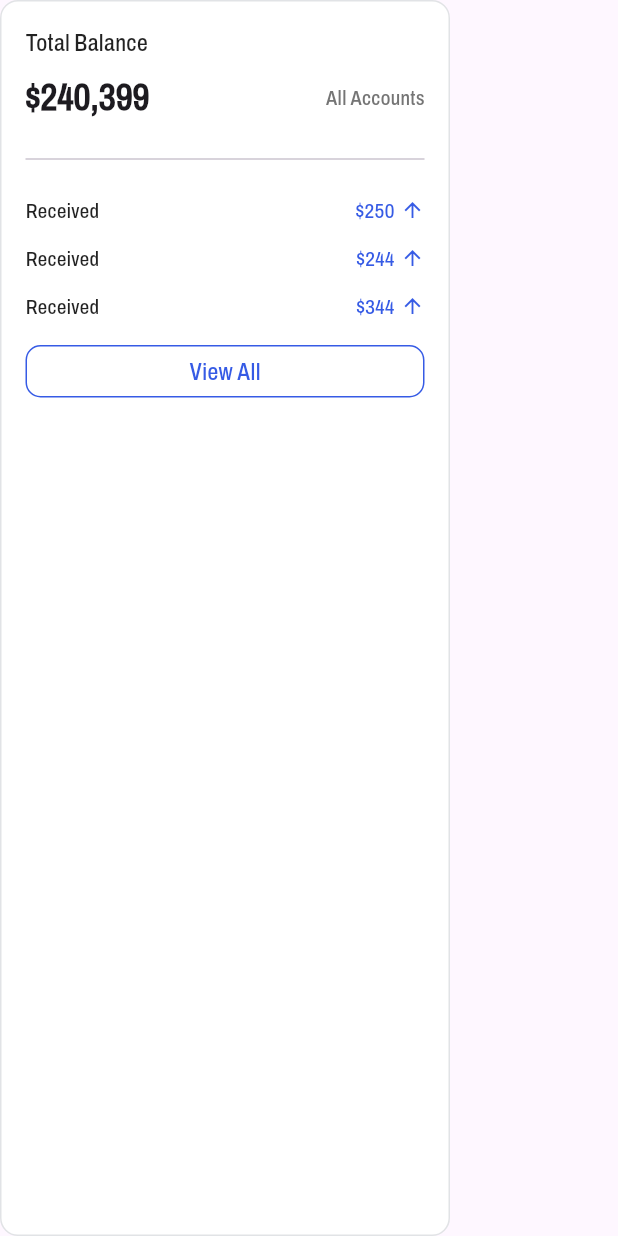
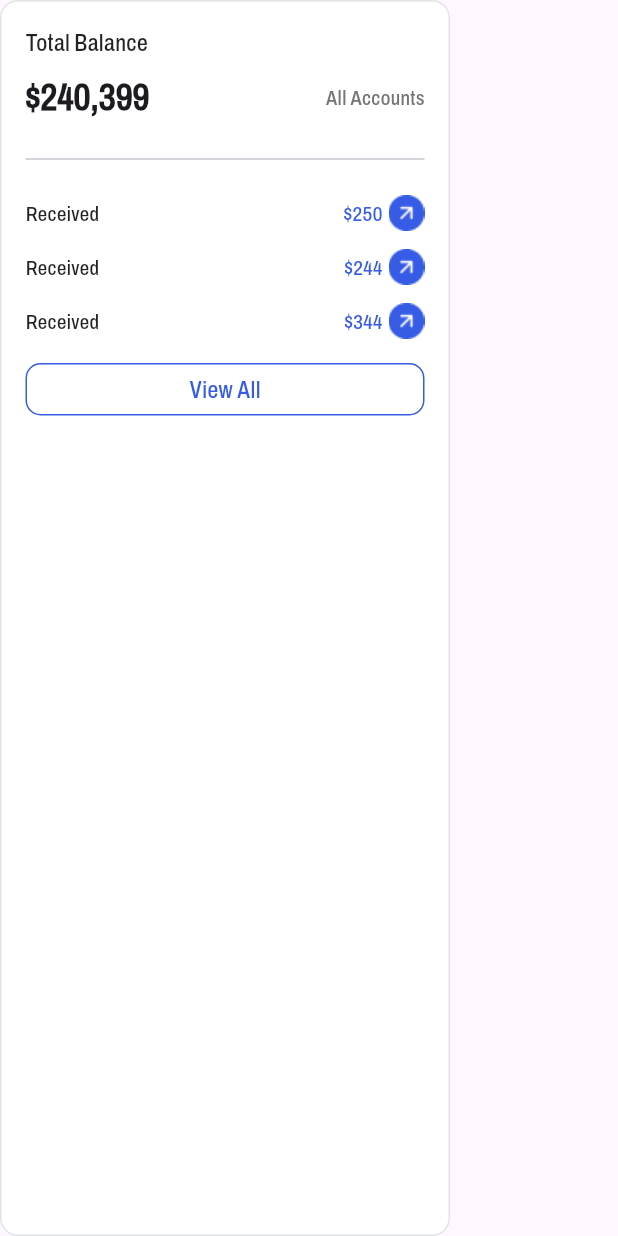
Before and after one commit to bossr15/grabby_babby_admin, a Flutter app: the TotalBalance widget shown alone on an empty page, opened directly, on a phone screen of 412 x 824 dp. Run offline on Flutter 3.47's test engine with Material 3 defaults, Android fonts, the phone set to English and light mode, and no system bars; our stand-ins replace bloc, data_table_2, file_picker, fl_chart, flutter_bloc, get_storage and 2 more; accounts and stored records are empty.

Commit message:
Fixed Arguments Errors!

```diff
--- a/lib/core/styles/app_images.dart
+++ b/lib/core/styles/app_images.dart
@@ -32,4 +32,5 @@ class AppImages {
   static const file = "$baseDir/file.png";
   static const emoji = "$baseDir/emoji.png";
   static const filter = "$baseDir/filter.png";
+  static const arrowUp = "$baseDir/arrow_upward.png";
 }
--- a/lib/initializer.dart
+++ b/lib/initializer.dart
@@ -1,11 +1,14 @@
 import 'package:flutter/material.dart';
 import 'package:flutter_bloc/flutter_bloc.dart';
+import 'package:get_storage/get_storage.dart';
 import 'package:grabby_babby_admin/presentation/logic/home/side_panel/side_panel_cubit.dart';
 
 import 'presentation/logic/auth/auth_cubit.dart';
+import 'services/local_storage_service.dart';
 
 class Initializer {
   static Future<void> initialize() async {
+    await GetStorage.init();
     WidgetsFlutterBinding.ensureInitialized();
   }
 
@@ -18,3 +21,5 @@ class Initializer {
     ),
   ];
 }
+
+final localStorage = LocalStorageService.instance;
--- a/lib/presentation/logic/home/side_panel/side_panel_cubit.dart
+++ b/lib/presentation/logic/home/side_panel/side_panel_cubit.dart
@@ -2,12 +2,14 @@ import 'package:bloc/bloc.dart';
 import 'package:flutter/material.dart';
 import 'package:grabby_babby_admin/presentation/logic/home/side_panel/side_panel_state.dart';
 
+import '../../../../initializer.dart';
 import '../../../../navigation/app_navigation.dart';
 import '../../../view/home/components/side_panel/components/side_panel_item.dart';
 
 class SidePanelCubit extends Cubit<SidePanelState> {
   SidePanelCubit() : super(SidePanelState.initial()) {
-    emit(state);
+    final panelIndex = localStorage.getString('panelIndex');
+    emit(state.copyWith(selectedIndex: int.parse(panelIndex ?? "0")));
   }
 
   void setSelectedIndex(
@@ -15,6 +17,7 @@ class SidePanelCubit extends Cubit<SidePanelState> {
     BuildContext context,
     String routeName,
   ) {
+    localStorage.setString('panelIndex', index.toString());
     emit(state.copyWith(selectedIndex: index));
     if (index == SidePanelItemList.sidePanelItems.length - 1) {
       emit(state.copyWith(selectedIndex: 0));
--- a/lib/presentation/view/transaction_management/components/total_balance.dart
+++ b/lib/presentation/view/transaction_management/components/total_balance.dart
@@ -1,6 +1,7 @@
 import 'package:flutter/material.dart';
 
 import '../../../../core/styles/app_color.dart';
+import '../../../../core/styles/app_images.dart';
 
 class TotalBalance extends StatelessWidget {
   const TotalBalance({super.key});
@@ -99,11 +100,7 @@ class TotalBalance extends StatelessWidget {
               ),
             ),
             const SizedBox(width: 4),
-            Icon(
-              Icons.arrow_upward,
-              size: 16,
-              color: AppColors.darkBlue,
-            ),
+            Image.asset(AppImages.arrowUp),
           ],
         ),
       ],
--- a/lib/presentation/view/user_management/components/users_tab_view/users_table/users_table.dart
+++ b/lib/presentation/view/user_management/components/users_tab_view/users_table/users_table.dart
@@ -12,6 +12,7 @@ import '../../../../../../core/widgets/listing_table/listing_cell.dart';
 import '../../../../../../core/widgets/listing_table/listing_column.dart';
 import '../../../../../../core/widgets/listing_table/listing_row.dart';
 import '../../../../../../core/widgets/listing_table/listing_table.dart';
+import '../../../../../../initializer.dart';
 
 class UsersTable extends StatelessWidget {
   const UsersTable(
@@ -68,6 +69,7 @@ class UsersTable extends StatelessWidget {
         return ListingRow(
             onTap: () {
               if (status == "Active") {
+                localStorage.setString('accountType', accountType);
                 AppNavigation.pushNamed(
                   context,
                   RouteName.userDetails,
@@ -140,6 +142,7 @@ class UsersTable extends StatelessWidget {
                   child: InkWell(
                 onTap: () {
                   if (status == "Active") {
+                    localStorage.setString('accountType', accountType);
                     AppNavigation.pushNamed(
                       context,
                       RouteName.userDetails,
--- a/pubspec.yaml
+++ b/pubspec.yaml
@@ -28,6 +28,9 @@ dependencies:
   flutter_screenutil: ^5.9.3
   data_table_2: ^2.5.18
   fl_chart: ^0.70.2
+  http: ^1.3.0
+  file_picker: ^9.0.2
+  get_storage: ^2.1.1
 
 dev_dependencies:
   flutter_test:
```
Also changed, not shown: lib/navigation/route_generator.dart (+9 -3 lines), lib/services/image_service.dart (+66 -0 lines), lib/services/local_storage_service.dart (added, +20 -0 lines), assets/images/arrow_upward.png (added), pubspec.lock, 1 other file.
